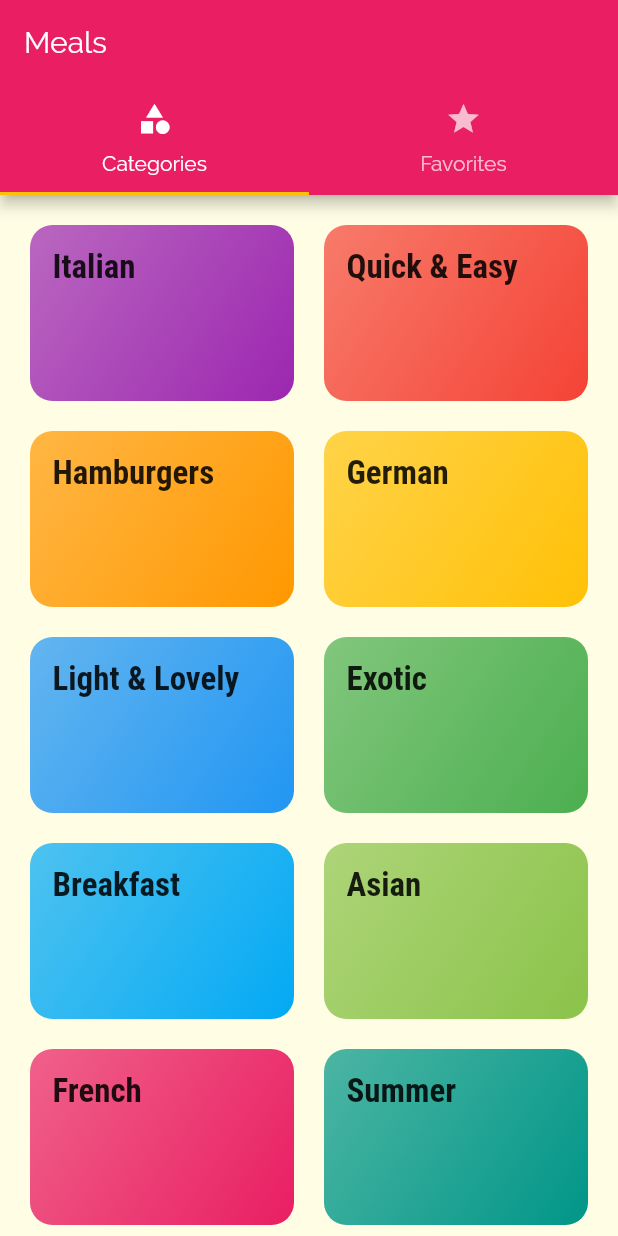
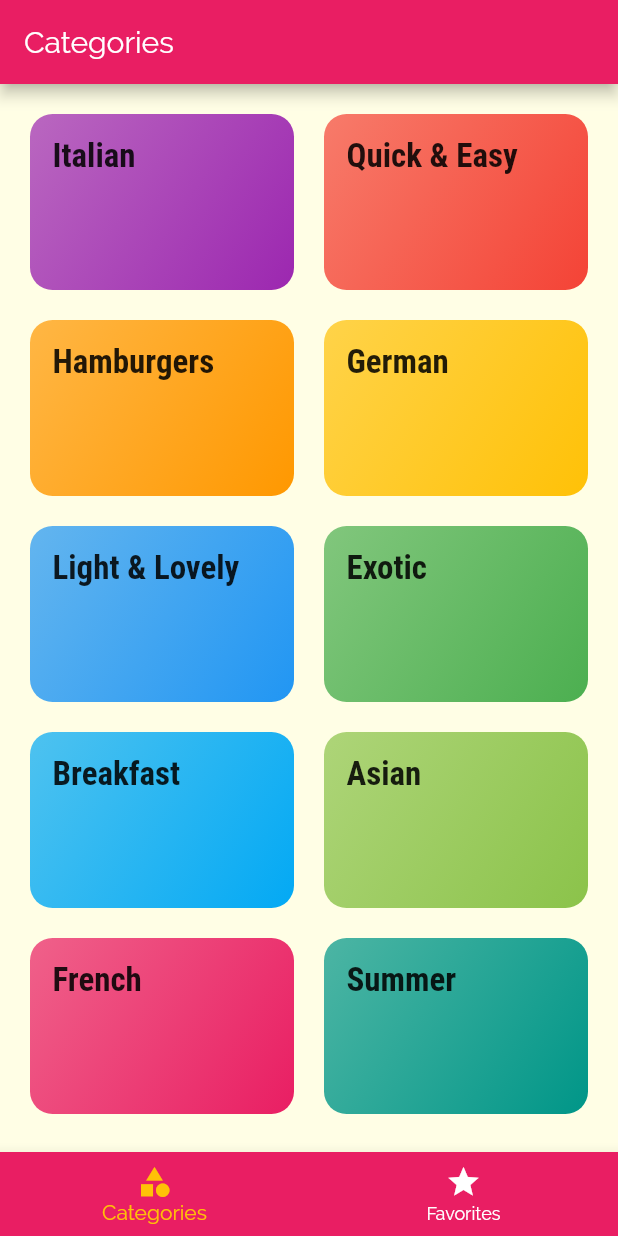
Before and after one commit to rehan-sattar/meals-app-flutter, a Flutter app: the screen it shows after launch, on a phone screen of 412 x 824 dp. Run offline on Flutter 3.47's test engine with Material 2 defaults, Android fonts, the phone set to English and light mode, and no system bars.

```diff
--- a/lib/screens/tabs_screen.dart
+++ b/lib/screens/tabs_screen.dart
@@ -11,34 +11,41 @@ class TabsScreen extends StatefulWidget {
 }
 
 class _TabsScreenState extends State<TabsScreen> {
+  List<Map<String, Object>> _pages = [
+    {"screen": CategoriesScreen(), "title": "Categories"},
+    {"screen": FavoritesScreen(), "title": "Your Favorites"}
+  ];
+
+  int _selectedIndex = 0;
+  void _selectScreen(int index) {
+    setState(() {
+      _selectedIndex = index;
+    });
+  }
+
   @override
   Widget build(BuildContext context) {
-    return Container(
-      child: DefaultTabController(
-        child: Scaffold(
-          appBar: AppBar(
-            title: Text('Meals'),
-            bottom: TabBar(
-              tabs: <Widget>[
-                Tab(
-                  icon: Icon(Icons.category),
-                  text: "Categories",
-                ),
-                Tab(
-                  icon: Icon(Icons.star),
-                  text: "Favorites",
-                )
-              ],
-            ),
+    return Scaffold(
+      appBar: AppBar(
+        title: Text(_pages[_selectedIndex]["title"]),
+      ),
+      body: _pages[_selectedIndex]["screen"],
+      bottomNavigationBar: BottomNavigationBar(
+        backgroundColor: Theme.of(context).primaryColor,
+        currentIndex: _selectedIndex,
+        onTap: _selectScreen,
+        unselectedItemColor: Colors.white,
+        selectedItemColor: Theme.of(context).accentColor,
+        items: [
+          BottomNavigationBarItem(
+            icon: Icon(Icons.category),
+            title: Text("Categories"),
           ),
-          body: TabBarView(
-            children: <Widget>[
-              CategoriesScreen(),
-              FavoritesScreen(),
-            ],
-          ),
-        ),
-        length: 2,
+          BottomNavigationBarItem(
+            icon: Icon(Icons.star),
+            title: Text('Favorites'),
+          )
+        ],
       ),
     );
   }
```
